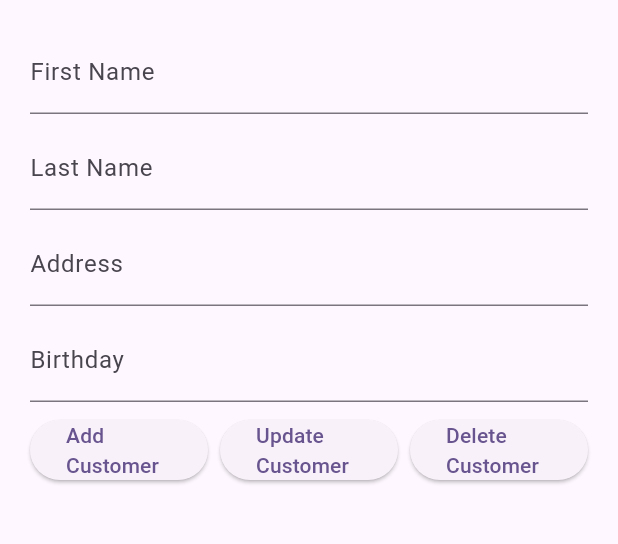
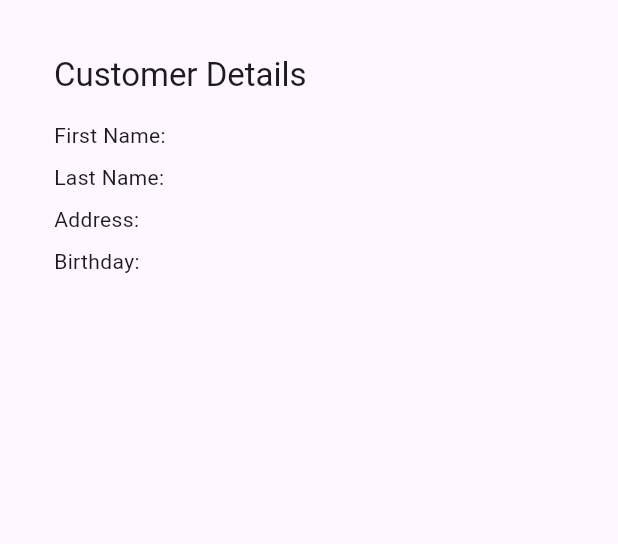
Before and after one commit to QirongChen0910/mobile_final, a Flutter app: the screen it shows after launch, after a tap on "Customer List Page", on a phone screen of 412 x 824 dp, the part 84-628 px from its top. Run offline on Flutter 3.47's test engine with Material 3 defaults, Android fonts, the phone set to English and light mode, and no system bars; our stand-ins replace floor, sqflite; missing offline and left inert: encrypted_shared_preferences; accounts and stored records are empty; generated files the repository leaves out were written again.

Commit message:
Cheng's 0731(last last last)

```diff
--- a/lib/pages/CustomerListPage.dart
+++ b/lib/pages/CustomerListPage.dart
@@ -37,14 +37,6 @@ class _CustomerListPageState extends State<CustomerListPage> {
     final data = await _db.customerDAO.getAllCustomers();
     setState(() {
       _customers = data;
-      // Display the last record's information if available
-      if (_customers.isNotEmpty) {
-        final lastCustomer = _customers.last;
-        _firstNameController.text = lastCustomer.firstName;
-        _lastNameController.text = lastCustomer.lastName;
-        _addressController.text = lastCustomer.address;
-        _birthdayController.text = lastCustomer.birthday;
-      }
     });
   }
 
@@ -58,31 +50,13 @@ class _CustomerListPageState extends State<CustomerListPage> {
       final customer = Customer(firstName, lastName, address, birthday);
       await _db.customerDAO.insertCustomer(customer);
       _loadCustomers();
-
       _saveData();
-
-      _firstNameController.clear();
-      _lastNameController.clear();
-      _addressController.clear();
-      _birthdayController.clear();
-
+      _clearInputFields();
       ScaffoldMessenger.of(context).showSnackBar(
         SnackBar(content: Text(AppLocalizations.of(context)?.translate('customerAdded') ?? 'Customer added')),
       );
     } else {
-      showDialog(
-        context: context,
-        builder: (context) => AlertDialog(
-          title: Text(AppLocalizations.of(context)?.translate('errorTitle') ?? 'Error'),
-          content: Text(AppLocalizations.of(context)?.translate('allFieldsRequired') ?? 'All fields are required.'),
-          actions: [
-            TextButton(
-              onPressed: () => Navigator.pop(context),
-              child: Text(AppLocalizations.of(context)?.translate('ok') ?? 'OK'),
-            ),
-          ],
-        ),
-      );
+      _showErrorDialog();
     }
   }
 
@@ -96,26 +70,12 @@ class _CustomerListPageState extends State<CustomerListPage> {
       final customer = Customer(firstName, lastName, address, birthday, customerID: id);
       await _db.customerDAO.updateCustomer(customer);
       _loadCustomers();
-
       _saveData();
-
       ScaffoldMessenger.of(context).showSnackBar(
         SnackBar(content: Text(AppLocalizations.of(context)?.translate('customerUpdated') ?? 'Customer updated')),
       );
     } else {
-      showDialog(
-        context: context,
-        builder: (context) => AlertDialog(
-          title: Text(AppLocalizations.of(context)?.translate('errorTitle') ?? 'Error'),
-          content: Text(AppLocalizations.of(context)?.translate('allFieldsRequired') ?? 'All fields are required.'),
-          actions: [
-            TextButton(
-              onPressed: () => Navigator.pop(context),
-              child: Text(AppLocalizations.of(context)?.translate('ok') ?? 'OK'),
-            ),
-          ],
-        ),
-      );
+      _showErrorDialog();
     }
   }
 
@@ -164,15 +124,19 @@ class _CustomerListPageState extends State<CustomerListPage> {
   }
 
   void _validateBirthdayInput(String value) {
-    // Check if the input contains any non-numeric characters
     final regex = RegExp(r'^[0-9]*$');
     if (!regex.hasMatch(value)) {
-      // Show alert if invalid input
+      _showErrorDialog(errorMessage: AppLocalizations.of(context)?.translate('invalidBirthday') ?? 'Invalid birthday format. Please enter numbers only.');
+      _birthdayController.clear();
+    }
+  }
+
+  void _showErrorDialog({String errorMessage = 'All fields are required.'}) {
     showDialog(
       context: context,
       builder: (context) => AlertDialog(
         title: Text(AppLocalizations.of(context)?.translate('errorTitle') ?? 'Error'),
-          content: Text(AppLocalizations.of(context)?.translate('invalidBirthday') ?? 'Invalid birthday format. Please enter numbers only.'),
+        content: Text(errorMessage),
         actions: [
           TextButton(
             onPressed: () => Navigator.pop(context),
@@ -181,13 +145,13 @@ class _CustomerListPageState extends State<CustomerListPage> {
         ],
       ),
     );
-      // Clear the invalid input
-      _birthdayController.clear();
-    }
   }
 
   @override
   Widget build(BuildContext context) {
+    return LayoutBuilder(
+      builder: (context, constraints) {
+        final isLargeScreen = constraints.maxWidth > 600;
         return Scaffold(
           appBar: AppBar(
             backgroundColor: Theme.of(context).colorScheme.inversePrimary,
@@ -200,8 +164,7 @@ class _CustomerListPageState extends State<CustomerListPage> {
                     builder: (context) => AlertDialog(
                       title: Text(AppLocalizations.of(context)?.translate('instructions') ?? 'Instructions'),
                       content: Text(
-                      AppLocalizations.of(context)?.translate('instructionsMessage') ??
-                          ''
+                          AppLocalizations.of(context)?.translate('instructionsMessage') ?? ''
                       ),
                       actions: [
                         TextButton(
@@ -218,7 +181,26 @@ class _CustomerListPageState extends State<CustomerListPage> {
           ),
           body: Padding(
             padding: const EdgeInsets.all(20.0),
-        child: Column(
+            child: isLargeScreen
+                ? Row(
+              children: [
+                Expanded(child: _buildCustomerList()),
+                VerticalDivider(),
+                if (_selectedCustomer != null)
+                  Expanded(child: _buildDetailsPage(_selectedCustomer!)),
+              ],
+            )
+                : _selectedCustomer == null
+                ? _buildCustomerList()
+                : _buildDetailsPage(_selectedCustomer!),
+          ),
+        );
+      },
+    );
+  }
+
+  Widget _buildCustomerList() {
+    return Column(
       children: <Widget>[
         Row(
           children: <Widget>[
@@ -267,12 +249,12 @@ class _CustomerListPageState extends State<CustomerListPage> {
                 decoration: InputDecoration(
                   labelText: AppLocalizations.of(context)?.translate('birthday') ?? 'Enter birthday',
                 ),
-                    keyboardType: TextInputType.number, // Ensure only numeric keyboard is shown
+                keyboardType: TextInputType.number,
                 inputFormatters: [
-                      FilteringTextInputFormatter.digitsOnly, // Allow only digits
-                      LengthLimitingTextInputFormatter(10), // Optional: Limit length to 10
+                  FilteringTextInputFormatter.digitsOnly,
+                  LengthLimitingTextInputFormatter(10),
                 ],
-                    onChanged: _validateBirthdayInput, // Validate on input change
+                onChanged: _validateBirthdayInput,
               ),
             ),
           ],
@@ -305,12 +287,18 @@ class _CustomerListPageState extends State<CustomerListPage> {
                     _deleteCustomer(_selectedCustomer!);
                   }
                 },
-                    child: Text(AppLocalizations.of(context)?.translate('deleteCustomer') ?? 'Delete Customer'),
+                child: Text(AppLocalizations.of(context)?.translate('delete') ?? 'Delete Customer'),
+              ),
+            ),
+            SizedBox(width: 8),
+            Expanded(
+              child: ElevatedButton(
+                onPressed: _clearInputFields,
+                child: Text(AppLocalizations.of(context)?.translate('clear') ?? 'Clear'),
               ),
             ),
           ],
         ),
-            SizedBox(height: 8),
         Expanded(
           child: ListView.builder(
             itemCount: _customers.length,
@@ -324,7 +312,25 @@ class _CustomerListPageState extends State<CustomerListPage> {
           ),
         ),
       ],
-        ),
+    );
+  }
+
+  Widget _buildDetailsPage(Customer customer) {
+    return Padding(
+      padding: const EdgeInsets.all(16.0),
+      child: Column(
+        crossAxisAlignment: CrossAxisAlignment.start,
+        children: <Widget>[
+          Text(AppLocalizations.of(context)?.translate('details') ?? 'Customer Details', style: Theme.of(context).textTheme.headline6),
+          SizedBox(height: 16),
+          Text('${AppLocalizations.of(context)?.translate('firstName') ?? 'First Name'}: ${customer.firstName}'),
+          SizedBox(height: 8),
+          Text('${AppLocalizations.of(context)?.translate('lastName') ?? 'Last Name'}: ${customer.lastName}'),
+          SizedBox(height: 8),
+          Text('${AppLocalizations.of(context)?.translate('address') ?? 'Address'}: ${customer.address}'),
+          SizedBox(height: 8),
+          Text('${AppLocalizations.of(context)?.translate('birthday') ?? 'Birthday'}: ${customer.birthday}'),
+        ],
       ),
     );
   }
```
Lines whose indentation alone changed are shown as unchanged.
